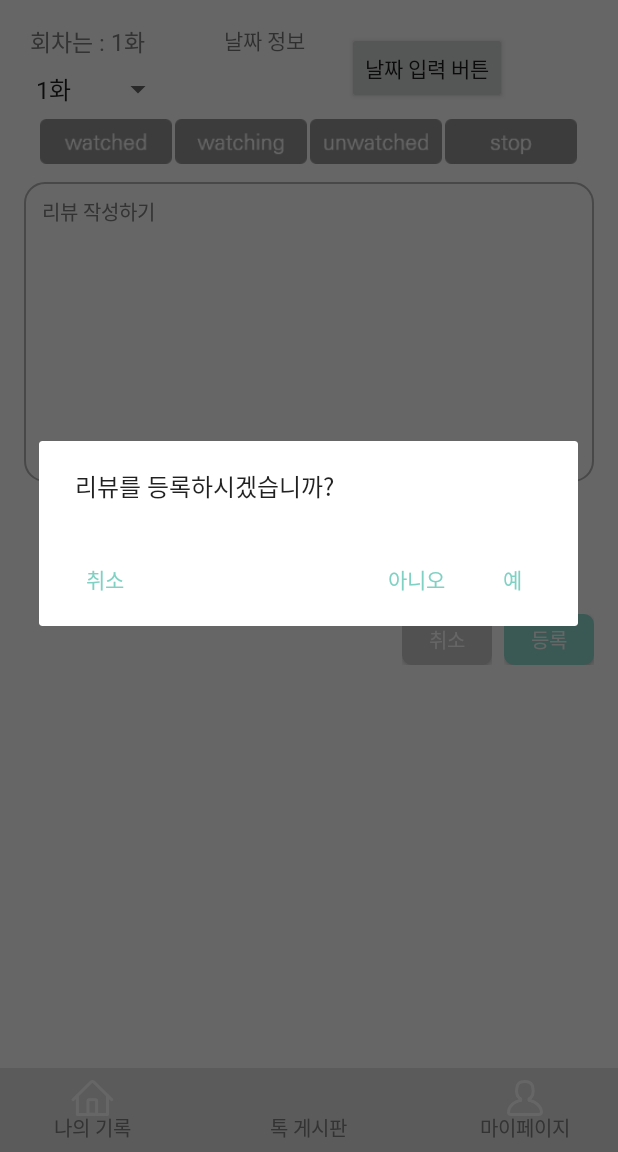
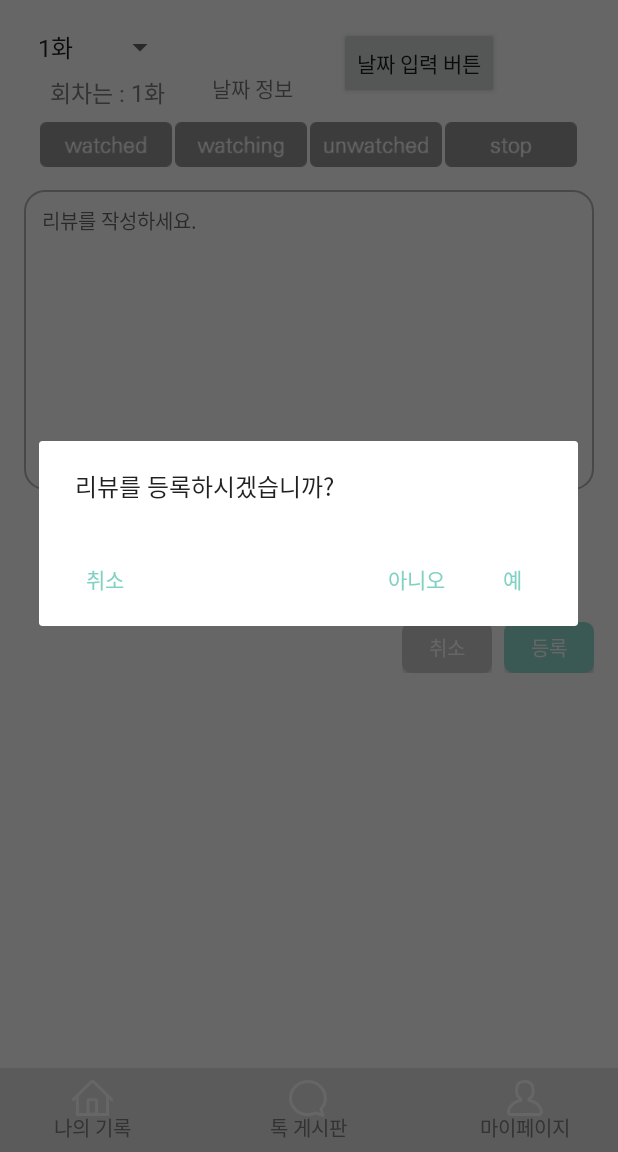
Before and after one commit to chickenugget0218/drama2020, an Android app: the WriteDramaActivity screen opened directly, with no data from a screen before it, after a tap on "등록", on a phone screen of 412 x 824 dp, the part 84-1236 px from its top. Run offline under Robolectric (Android 15) with nearby library versions, the phone set to English and light mode, and no system bars; 1 statement that could not run was skipped.

Commit message:
20210114 modifiy

```diff
--- a/Nadri2020/app/src/main/java/com/example/nadri2020/MainActivity.java
+++ b/Nadri2020/app/src/main/java/com/example/nadri2020/MainActivity.java
@@ -165,7 +165,7 @@ public class MainActivity extends AppCompatActivity {
         button.setOnClickListener(new View.OnClickListener() {
             @Override
             public void onClick(View view) {
-                Intent intent = new Intent(getApplicationContext(), WriteDramaActivity.class);
+                Intent intent = new Intent(getApplicationContext(), RecordDramaActivity.class);
                 startActivity(intent);
             }
         });
--- a/Nadri2020/app/src/main/java/com/example/nadri2020/SearchDramaActivity.java
+++ b/Nadri2020/app/src/main/java/com/example/nadri2020/SearchDramaActivity.java
@@ -5,6 +5,7 @@ import androidx.appcompat.app.AppCompatActivity;
 import android.content.Intent;
 import android.os.Bundle;
 import android.view.View;
+import android.widget.ImageView;
 import android.widget.RelativeLayout;
 
 public class SearchDramaActivity extends AppCompatActivity {
--- a/Nadri2020/app/src/main/java/com/example/nadri2020/WriteDramaActivity.java
+++ b/Nadri2020/app/src/main/java/com/example/nadri2020/WriteDramaActivity.java
@@ -5,11 +5,13 @@ import androidx.appcompat.app.AppCompatActivity;
 import android.app.AlertDialog;
 import android.app.DatePickerDialog;
 import android.content.DialogInterface;
+import android.content.Intent;
 import android.os.Bundle;
 import android.view.View;
 import android.widget.AdapterView;
 import android.widget.Button;
 import android.widget.DatePicker;
+import android.widget.ImageView;
 import android.widget.Spinner;
 import android.widget.TextView;
 import android.widget.Toast;
@@ -58,6 +60,8 @@ public class WriteDramaActivity extends AppCompatActivity {
 
         this.InitializeView();
         this.InitializeListener();
+
+        iv_back();
     }
 
     private void showcwriteMessage() {
@@ -141,6 +145,18 @@ public class WriteDramaActivity extends AppCompatActivity {
         dialog.show();
     }
 
+    //뒤로가기 버튼
+    public void iv_back(){
+        ImageView go_main = findViewById(R.id.iv_back_bt);
 
+        go_main.setOnClickListener(new View.OnClickListener() {
+            @Override
+            public void onClick(View view) {
+                Intent intent = new Intent(getApplicationContext(),RecordDramaActivity.class);
+                startActivity(intent);
+                finish();
+            }
+        });
+    }
 
 }
--- a/Nadri2020/app/src/main/res/layout/activity_search_drama.xml
+++ b/Nadri2020/app/src/main/res/layout/activity_search_drama.xml
@@ -28,6 +28,7 @@
             android:padding="6dp">
 
             <ImageView
+                android:id="@+id/iv_back_bt"
                 android:layout_width="wrap_content"
                 android:layout_height="wrap_content"
                 android:layout_centerVertical="true"
--- a/Nadri2020/app/src/main/res/layout/activity_write_drama.xml
+++ b/Nadri2020/app/src/main/res/layout/activity_write_drama.xml
@@ -49,12 +49,6 @@
             android:layout_height="wrap_content"
             android:layout_marginTop="2dp">
 
-            <ImageView
-                android:layout_width="wrap_content"
-                android:layout_height="wrap_content"
-                android:layout_centerInParent="true"
-                android:src="@drawable/ic_bottom_chat" />
-
         </RelativeLayout>
 
 
@@ -82,8 +76,8 @@
                 style="@style/CustomeTextView_Color13dp"
                 android:layout_width="wrap_content"
                 android:layout_height="wrap_content"
+                android:layout_alignParentBottom="true"
                 android:layout_centerHorizontal="true"
-                android:layout_alignParentBottom="true"
                 android:text="나의 기록" />
 
             <RelativeLayout
@@ -118,6 +112,21 @@
                 android:layout_centerHorizontal="true"
                 android:layout_alignParentBottom="true"
                 android:text="톡 게시판" />
+
+            <RelativeLayout
+                android:layout_width="wrap_content"
+                android:layout_height="wrap_content"
+                android:layout_marginTop="2dp"
+                android:layout_centerHorizontal="true">
+
+                <ImageView
+                    android:layout_width="wrap_content"
+                    android:layout_height="wrap_content"
+                    android:layout_centerVertical="true"
+                    android:src="@drawable/ic_bottom_chat"/>
+
+            </RelativeLayout>
+
 
         </RelativeLayout>
 
@@ -171,15 +180,17 @@
             android:layout_width="wrap_content"
             android:layout_height="wrap_content">
 
+
             <Spinner
                 android:id="@+id/drama_num_spinner"
                 style="@style/CustomeTextView_Color15dp"
-                android:ems="10"
                 android:layout_width="100dp"
                 android:layout_height="wrap_content"
                 android:layout_alignParentStart="true"
                 android:layout_alignParentTop="true"
-                android:layout_marginTop="31dp"
+                android:layout_marginStart="1dp"
+                android:layout_marginTop="3dp"
+                android:ems="10"
                 android:entries="@array/회차" />
 
             <TextView
@@ -187,42 +198,44 @@
                 style="@style/CustomeTextView_Color15dp"
                 android:layout_width="100dp"
                 android:layout_height="wrap_content"
+                android:layout_alignParentStart="true"
+                android:layout_alignParentTop="true"
+                android:layout_marginStart="13dp"
+                android:layout_marginTop="34dp"
                 android:ems="10"
                 android:text="n화" />
 
+
+            <!--시청 상태-->
 
 
             <Button
                 android:id="@+id/date_button"
                 android:layout_width="wrap_content"
                 android:layout_height="wrap_content"
-                android:onClick="OnClickHandler"
                 android:layout_alignParentTop="true"
                 android:layout_alignParentEnd="true"
-                android:layout_marginTop="5dp"
-                android:layout_marginEnd="58dp"
+                android:layout_marginTop="2dp"
+                android:layout_marginEnd="63dp"
+                android:onClick="OnClickHandler"
                 android:text="날짜 입력 버튼" />
 
             <TextView
                 android:id="@+id/write_act_date_pickup_btn"
                 android:layout_width="wrap_content"
                 android:layout_height="wrap_content"
-                android:layout_marginLeft="33dp"
+                android:layout_alignParentTop="true"
+                android:layout_marginLeft="12dp"
+                android:layout_marginTop="32dp"
                 android:layout_toRightOf="@id/write_act_drama_num_text"
                 android:text="날짜 정보" />
-
-
-
-            <!--시청 상태-->
-
-
 
             <RelativeLayout
                 android:id="@+id/write_act_layout_box"
                 android:layout_width="match_parent"
                 android:layout_height="wrap_content"
                 android:gravity="center"
-                android:layout_marginTop="10dp"
+                android:layout_marginTop="15dp"
                 android:layout_below="@id/date_button">
 
                 <ToggleButton
@@ -278,7 +291,7 @@
                 android:layout_height="wrap_content"
                 android:minHeight="200dp"
                 android:layout_below="@+id/write_act_layout_box"
-                android:layout_marginTop="12dp"
+                android:layout_marginTop="15dp"
                 android:background="@drawable/custom_round_rectangle_stroke"
                 android:layout_marginBottom="80dp">
 
@@ -289,7 +302,7 @@
                     android:paddingHorizontal="12dp"
                     android:paddingVertical="10dp"
                     android:background="@android:color/transparent"
-                    android:text="리뷰 작성하기" />
+                    android:hint="리뷰를 작성하세요." />
 
             </RelativeLayout>
 
```
Also changed, not shown: Nadri2020/app/src/main/java/com/example/nadri2020/AddDramaRecord.java (+28 -2 lines), Nadri2020/app/src/main/java/com/example/nadri2020/RecordDramaActivity.java (+33 -0 lines), Nadri2020/app/src/main/res/layout/activity_add_drama_record.xml (+44 -4 lines), Nadri2020/app/src/main/res/layout/activity_record_drama.xml (+29 -4 lines), Nadri2020/app/src/main/res/layout/activity_main.xml (indentation only), 624 other files.
